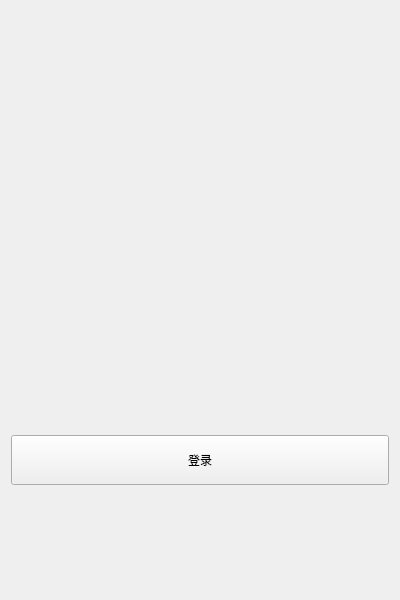
Before: the Qt Designer form pages/WelcomePage.ui in wps139hf/app, drawn with Qt 5.
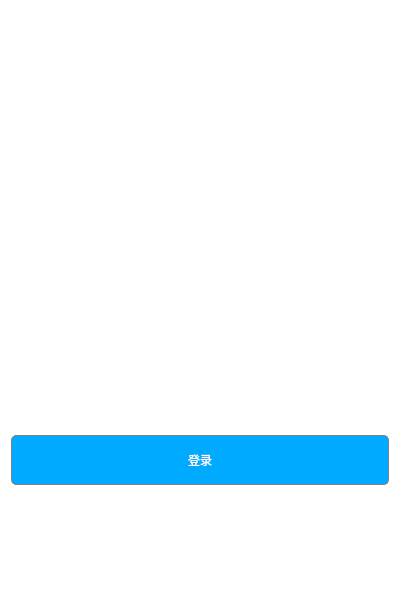
After: the same form once the commit is applied. Icons and pictures are not drawn.

Commit message: update the framework: every page has a title bar;

What changed in the file:
```diff
--- a/pages/WelcomePage.ui
+++ b/pages/WelcomePage.ui
@@ -13,6 +13,9 @@
   <property name="windowTitle">
    <string>Form</string>
   </property>
+  <property name="styleSheet">
+   <string notr="true">background-color: rgb(255, 255, 255);</string>
+  </property>
   <layout class="QVBoxLayout" name="verticalLayout">
    <item>
     <widget class="QLabel" name="label">
@@ -51,6 +54,20 @@
        <height>50</height>
       </size>
      </property>
+     <property name="styleSheet">
+      <string notr="true">QPushButton{
+    border: 1px solid gray;
+	background-color: rgb(0, 170, 255);
+	color: white;   
+	border-radius: 5px;                        
+}
+QPushButton:hover{
+	background-color: rgb(0, 119, 179);
+}
+QPushButton:pressed{
+	background-color: rgb(0, 101, 152);
+}</string>
+     </property>
      <property name="text">
       <string>登录</string>
      </property>
```
The commit also changes 12 other files.
